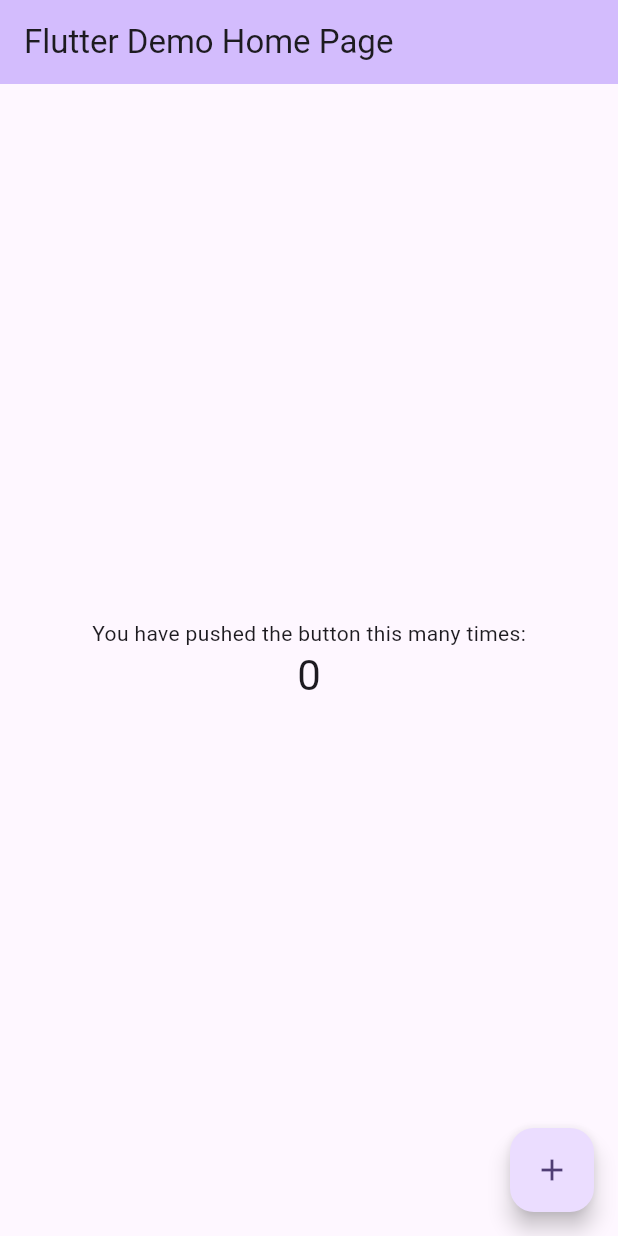
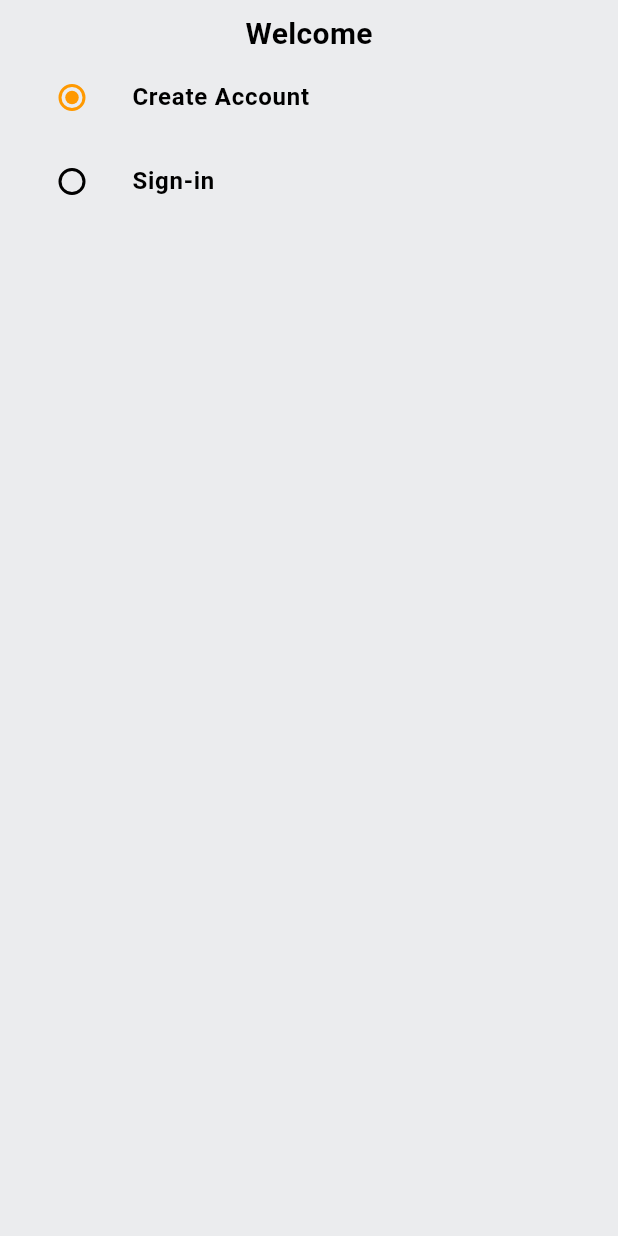
Before and after one commit to jeetubhaiya5529/amazon_clone, a Flutter app: the screen it shows after launch, on a phone screen of 412 x 824 dp. Run offline on Flutter 3.47's test engine with Material 3 defaults, Android fonts, the phone set to English and light mode, and no system bars.

Commit message:
design welcome screen

```diff
--- /dev/null
+++ b/lib/constants/global_variables.dart
@@ -0,0 +1,18 @@
+import 'package:flutter/material.dart';
+
+class GlobalVariables {
+  // COLORS
+  static const appBarGradient = LinearGradient(
+    colors: [
+      Color.fromARGB(255, 29, 201, 192),
+      Color.fromARGB(255, 125, 221, 216),
+    ],
+    stops: [0.5, 1.0],
+  );
+
+  static const secondaryColor = Color.fromRGBO(255, 153, 0, 1);
+  static const backgroundColor = Colors.white;
+  static const Color greyBackgroundCOlor = Color(0xffebecee);
+  static var selectedNavBarColor = Colors.cyan[800]!;
+  static const unselectedNavBarColor = Colors.black87;
+}
--- /dev/null
+++ b/lib/features/auth/screens/auth_screen.dart
@@ -0,0 +1,66 @@
+import 'package:amazon_clone/constants/global_variables.dart';
+import 'package:flutter/material.dart';
+
+enum Auth { signin, signup }
+
+class AuthScreen extends StatefulWidget {
+  static const String routeName = '/auth-screen';
+  const AuthScreen({super.key});
+
+  @override
+  State<AuthScreen> createState() => _AuthScreenState();
+}
+
+class _AuthScreenState extends State<AuthScreen> {
+  Auth _auth = Auth.signup;
+  @override
+  Widget build(BuildContext context) {
+    return Scaffold(
+      backgroundColor: GlobalVariables.greyBackgroundCOlor,
+      body: SafeArea(
+          child: Padding(
+        padding: const EdgeInsets.all(8.0),
+        child: Column(
+          children: [
+            const Text(
+              'Welcome',
+              style: TextStyle(fontSize: 20, fontWeight: FontWeight.w700),
+            ),
+            ListTile(
+              title: const Text(
+                'Create Account',
+                style: TextStyle(fontWeight: FontWeight.w700),
+              ),
+              leading: Radio(
+                activeColor: GlobalVariables.secondaryColor,
+                value: Auth.signup,
+                groupValue: _auth,
+                onChanged: (Auth? val) {
+                  setState(() {
+                    _auth = val!;
+                  });
+                },
+              ),
+            ),
+            ListTile(
+              title: const Text(
+                'Sign-in',
+                style: TextStyle(fontWeight: FontWeight.w700),
+              ),
+              leading: Radio(
+                activeColor: GlobalVariables.secondaryColor,
+                value: Auth.signin,
+                groupValue: _auth,
+                onChanged: (Auth? val) {
+                  setState(() {
+                    _auth = val!;
+                  });
+                },
+              ),
+            )
+          ],
+        ),
+      )),
+    );
+  }
+}
--- a/lib/main.dart
+++ b/lib/main.dart
@@ -1,4 +1,8 @@
+import 'package:amazon_clone/constants/global_variables.dart';
+import 'package:amazon_clone/features/auth/screens/auth_screen.dart';
+import 'package:amazon_clone/routes.dart';
 import 'package:flutter/material.dart';
+import 'package:flutter/widgets.dart';
 
 void main() {
   runApp(const MyApp());
@@ -11,115 +15,15 @@ class MyApp extends StatelessWidget {
   @override
   Widget build(BuildContext context) {
     return MaterialApp(
-      title: 'Flutter Demo',
+      debugShowCheckedModeBanner: false,
       theme: ThemeData(
-        // This is the theme of your application.
-        //
-        // TRY THIS: Try running your application with "flutter run". You'll see
-        // the application has a purple toolbar. Then, without quitting the app,
-        // try changing the seedColor in the colorScheme below to Colors.green
-        // and then invoke "hot reload" (save your changes or press the "hot
-        // reload" button in a Flutter-supported IDE, or press "r" if you used
-        // the command line to start the app).
-        //
-        // Notice that the counter didn't reset back to zero; the application
-        // state is not lost during the reload. To reset the state, use hot
-        // restart instead.
-        //
-        // This works for code too, not just values: Most code changes can be
-        // tested with just a hot reload.
-        colorScheme: ColorScheme.fromSeed(seedColor: Colors.deepPurple),
-        useMaterial3: true,
-      ),
-      home: const MyHomePage(title: 'Flutter Demo Home Page'),
+          scaffoldBackgroundColor: GlobalVariables.backgroundColor,
+          colorScheme:
+              const ColorScheme.light(primary: GlobalVariables.secondaryColor),
+          appBarTheme: const AppBarTheme(
+              elevation: 0, iconTheme: IconThemeData(color: Colors.black))),
+      onGenerateRoute: (settings) => generateRoute(settings),
+      home: const AuthScreen()
     );
   }
 }
-
-class MyHomePage extends StatefulWidget {
-  const MyHomePage({super.key, required this.title});
-
-  // This widget is the home page of your application. It is stateful, meaning
-  // that it has a State object (defined below) that contains fields that affect
-  // how it looks.
-
-  // This class is the configuration for the state. It holds the values (in this
-  // case the title) provided by the parent (in this case the App widget) and
-  // used by the build method of the State. Fields in a Widget subclass are
-  // always marked "final".
-
-  final String title;
-
-  @override
-  State<MyHomePage> createState() => _MyHomePageState();
-}
-
-class _MyHomePageState extends State<MyHomePage> {
-  int _counter = 0;
-
-  void _incrementCounter() {
-    setState(() {
-      // This call to setState tells the Flutter framework that something has
-      // changed in this State, which causes it to rerun the build method below
-      // so that the display can reflect the updated values. If we changed
-      // _counter without calling setState(), then the build method would not be
-      // called again, and so nothing would appear to happen.
-      _counter++;
-    });
-  }
-
-  @override
-  Widget build(BuildContext context) {
-    // This method is rerun every time setState is called, for instance as done
-    // by the _incrementCounter method above.
-    //
-    // The Flutter framework has been optimized to make rerunning build methods
-    // fast, so that you can just rebuild anything that needs updating rather
-    // than having to individually change instances of widgets.
-    return Scaffold(
-      appBar: AppBar(
-        // TRY THIS: Try changing the color here to a specific color (to
-        // Colors.amber, perhaps?) and trigger a hot reload to see the AppBar
-        // change color while the other colors stay the same.
-        backgroundColor: Theme.of(context).colorScheme.inversePrimary,
-        // Here we take the value from the MyHomePage object that was created by
-        // the App.build method, and use it to set our appbar title.
-        title: Text(widget.title),
-      ),
-      body: Center(
-        // Center is a layout widget. It takes a single child and positions it
-        // in the middle of the parent.
-        child: Column(
-          // Column is also a layout widget. It takes a list of children and
-          // arranges them vertically. By default, it sizes itself to fit its
-          // children horizontally, and tries to be as tall as its parent.
-          //
-          // Column has various properties to control how it sizes itself and
-          // how it positions its children. Here we use mainAxisAlignment to
-          // center the children vertically; the main axis here is the vertical
-          // axis because Columns are vertical (the cross axis would be
-          // horizontal).
-          //
-          // TRY THIS: Invoke "debug painting" (choose the "Toggle Debug Paint"
-          // action in the IDE, or press "p" in the console), to see the
-          // wireframe for each widget.
-          mainAxisAlignment: MainAxisAlignment.center,
-          children: <Widget>[
-            const Text(
-              'You have pushed the button this many times:',
-            ),
-            Text(
-              '$_counter',
-              style: Theme.of(context).textTheme.headlineMedium,
-            ),
-          ],
-        ),
-      ),
-      floatingActionButton: FloatingActionButton(
-        onPressed: _incrementCounter,
-        tooltip: 'Increment',
-        child: const Icon(Icons.add),
-      ), // This trailing comma makes auto-formatting nicer for build methods.
-    );
-  }
-}
--- /dev/null
+++ b/lib/routes.dart
@@ -0,0 +1,14 @@
+import 'package:amazon_clone/features/auth/screens/auth_screen.dart';
+import 'package:flutter/material.dart';
+
+Route<dynamic> generateRoute(RouteSettings routeSettings) {
+  switch (routeSettings.name) {
+    case AuthScreen.routeName:
+      return MaterialPageRoute(
+        settings: routeSettings,
+        builder: (_) => AuthScreen());
+    default: return MaterialPageRoute(
+        settings: routeSettings,
+        builder: (_) => Scaffold(body: Center(child: Text('Error 404, Page not found'),),));
+  }
+}
```
